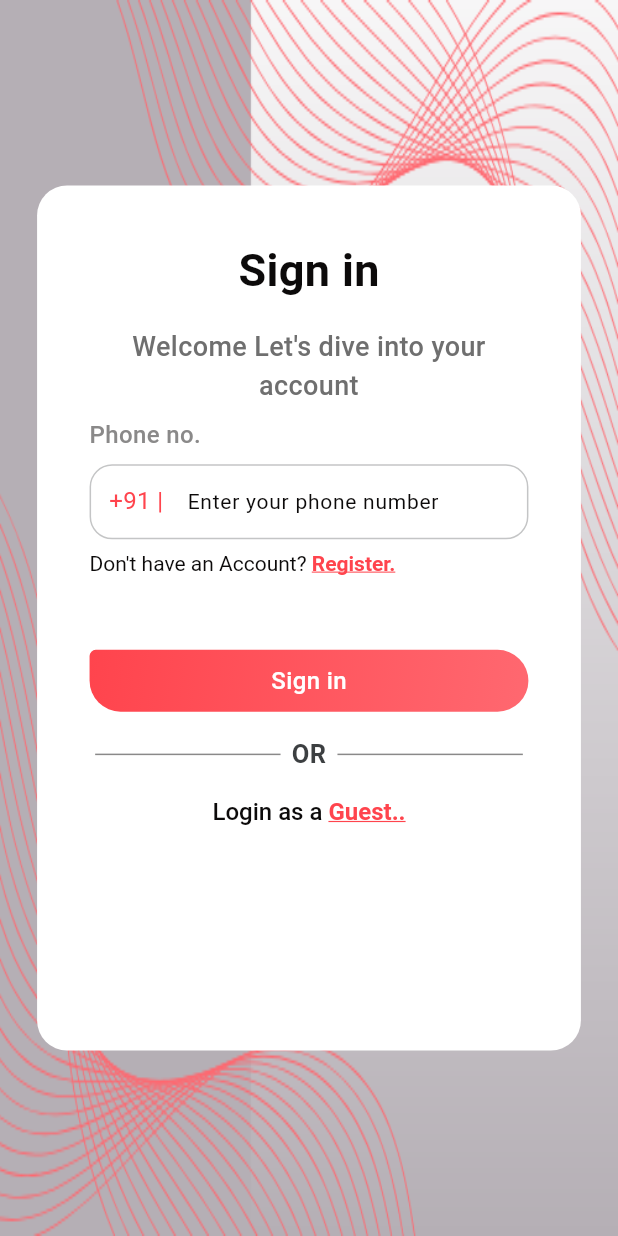
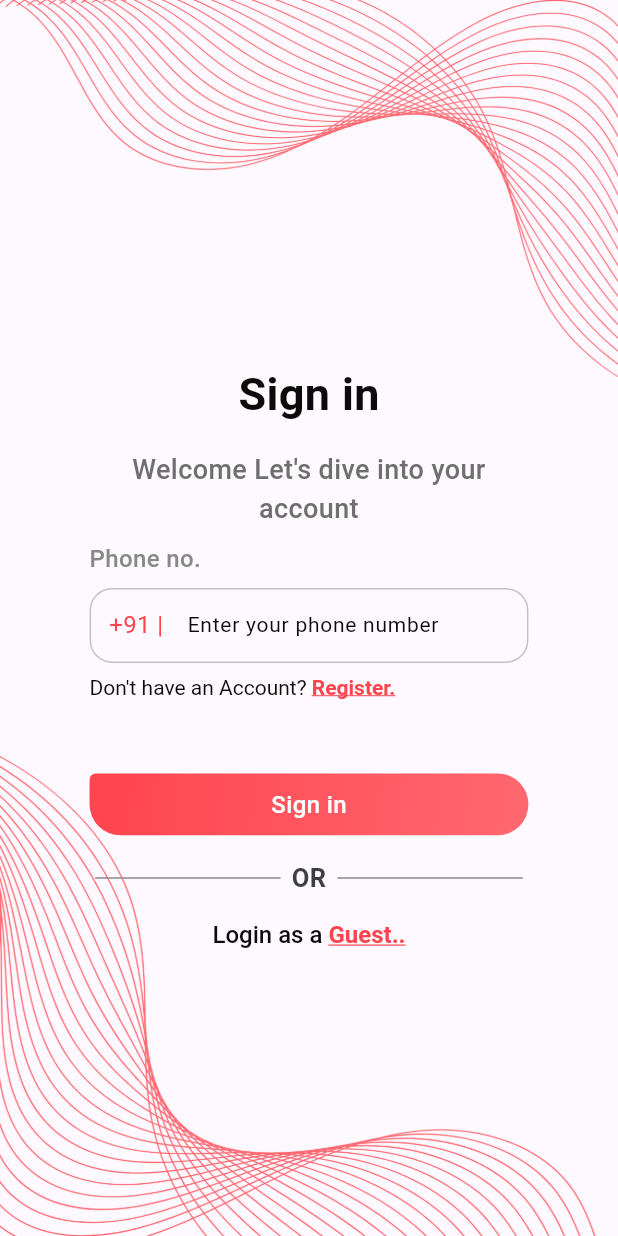
Before and after one commit to SuryavanshiAman/fc_news, a Flutter app: the screen it shows after launch, on a phone screen of 412 x 824 dp. Run offline on Flutter 3.47's test engine with Material 3 defaults, Android fonts, the phone set to English and light mode, and no system bars; our stand-ins replace shared_preferences.

Commit message:
2nd commit

```diff
--- a/lib/main.dart
+++ b/lib/main.dart
@@ -2,7 +2,10 @@ import 'package:fc_news/res/app_constant.dart';
 import 'package:fc_news/utils/routes/routes.dart';
 import 'package:fc_news/utils/routes/routes_name.dart';
 import 'package:fc_news/view/auth/login_screen.dart';
+import 'package:fc_news/view_model/services/splash_services.dart';
+import 'package:fc_news/view_model/user_view_model.dart';
 import 'package:flutter/material.dart';
+import 'package:provider/provider.dart';
 
 void main() {
   runApp(const MyApp());
@@ -16,20 +19,26 @@ class MyApp extends StatelessWidget {
   Widget build(BuildContext context) {
     height=MediaQuery.of(context).size.height;
     width=MediaQuery.of(context).size.width;
-    return MaterialApp(
-      debugShowCheckedModeBanner: false,
-      title: AppConstants.appName,
-      // initialRoute: RoutesName.splashScreen,
-      // onGenerateRoute: (settings) {
-      //   if (settings.name != null) {
-      //     return MaterialPageRoute(
-      //       builder: Routers.generateRoute(settings.name!),
-      //       settings: settings,
-      //     );
-      //   }
-      //   return null;
-      // },
-      home: const LoginScreen(),
+    return MultiProvider(
+      providers: [
+        ChangeNotifierProvider(create: (_) => SplashServices()),
+        ChangeNotifierProvider(create: (_) => UserViewModel()),
+      ],
+      child: MaterialApp(
+        debugShowCheckedModeBanner: false,
+        title: AppConstants.appName,
+        initialRoute: RoutesName.splashScreen,
+        onGenerateRoute: (settings) {
+          if (settings.name != null) {
+            return MaterialPageRoute(
+              builder: Routers.generateRoute(settings.name!),
+              settings: settings,
+            );
+          }
+          return null;
+        },
+        // home: const LoginScreen(),
+      ),
     );
   }
 }
--- a/lib/view/auth/login_screen.dart
+++ b/lib/view/auth/login_screen.dart
@@ -22,17 +22,23 @@ class _LoginScreenState extends State<LoginScreen> {
         width: double.infinity,
         // color: AppColor.secondaryColor.withOpacity(0.3),
         decoration: BoxDecoration(
-            color: AppColor.black.withOpacity(0.3),
+            color: AppColor.white.withOpacity(0.1),
           image: const DecorationImage(image: AssetImage(Assets.imagesBg),fit: BoxFit.fill)
         ),
         child: Container(
           margin: EdgeInsets.only(
-              top: height * 0.15, left: width * 0.06, right: width * 0.06,bottom:  height * 0.15,),
+              top: height * 0.25, left: width * 0.06, right: width * 0.06,bottom:  height * 0.15,),
           padding: const EdgeInsets.all(35),
           decoration: BoxDecoration(
-              color: AppColor.white,
-
-              borderRadius: BorderRadius.circular(20)
+              // color: AppColor.white,
+              // boxShadow:  [
+              //   BoxShadow(
+              //     color:AppColor.primaryColor, //New
+              //     blurRadius: 2,
+              //     spreadRadius: 1
+              //   )
+              // ],
+              // borderRadius: BorderRadius.circular(20)
           ),
           child: Column(
             crossAxisAlignment: CrossAxisAlignment.start,
--- a/pubspec.yaml
+++ b/pubspec.yaml
@@ -35,6 +35,8 @@ dependencies:
   # The following adds the Cupertino Icons font to your application.
   # Use with the CupertinoIcons class for iOS style icons.
   cupertino_icons: ^1.0.6
+  shared_preferences: ^2.3.2
+  provider:
 
 dev_dependencies:
   flutter_test:
```
Also changed, not shown: lib/view/auth/splash_screen.dart (+12 -6 lines), lib/view_model/services/splash_services.dart (added, +90 -0 lines), lib/view_model/user_view_model.dart (added, +25 -0 lines), assets/images/bg.png, pubspec.lock, 1 other file.
